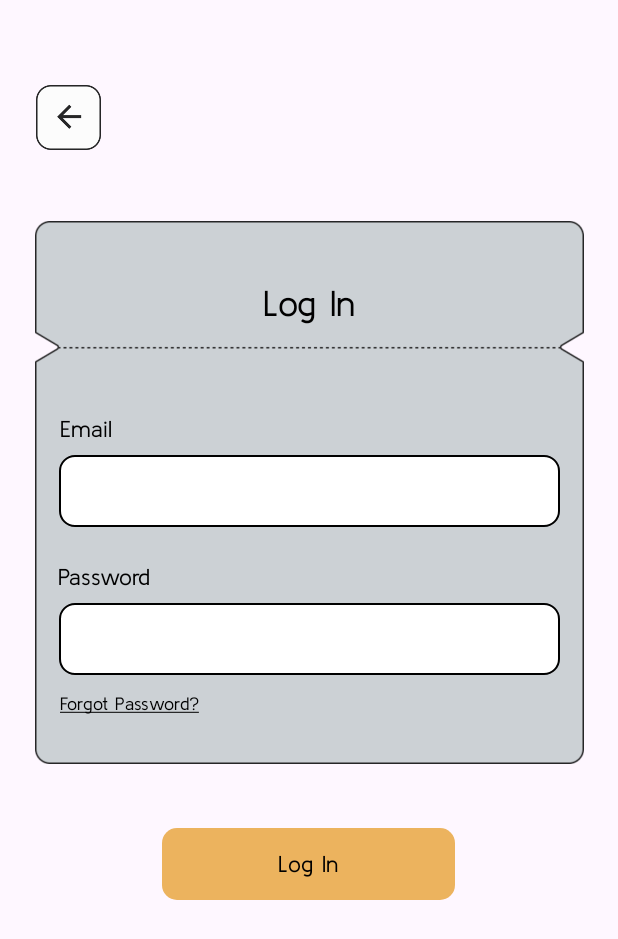
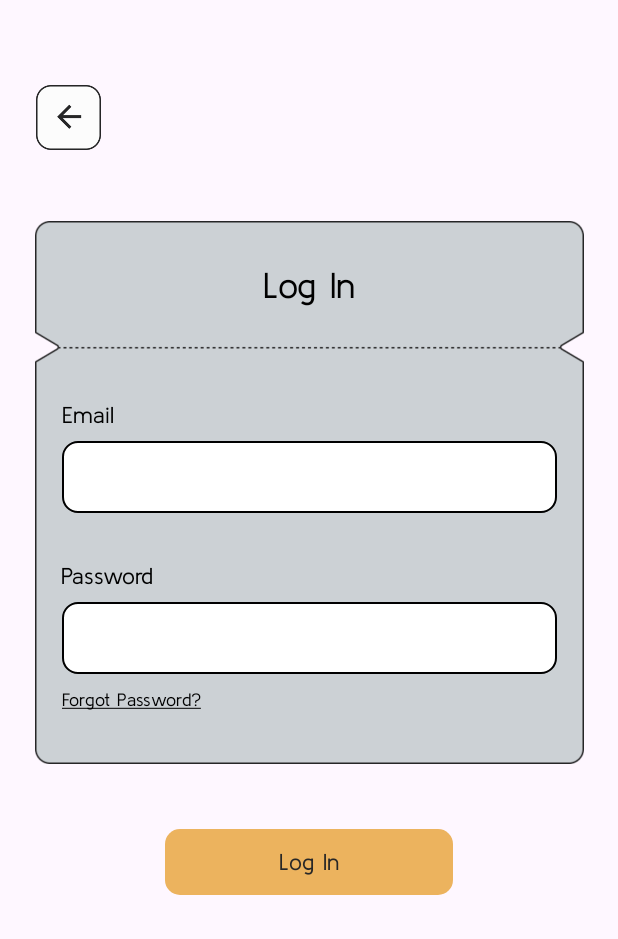
Before and after one commit to qiting2270/Comp90018-Wanderly, an Android app: the LoginActivity screen opened directly, with no data from a screen before it, on a phone screen of 412 x 824 dp. Shown: the top 939 px of the screen. Run offline under Robolectric (Android 15) with nearby library versions, the light colour scheme and no system bars; our stand-ins replace Firebase (no records; nobody signed in at launch, a user with empty details on screens opened directly).

Commit message:
fixed minor UI

```diff
--- a/Wanderly/app/src/main/res/layout/activity_login.xml
+++ b/Wanderly/app/src/main/res/layout/activity_login.xml
@@ -24,6 +24,7 @@
         android:layout_height="362dp"
         app:layout_constraintBottom_toBottomOf="parent"
         app:layout_constraintEnd_toEndOf="parent"
+        app:layout_constraintHorizontal_bias="0.5"
         app:layout_constraintStart_toStartOf="parent"
         app:layout_constraintTop_toBottomOf="@+id/back_icon"
         app:layout_constraintVertical_bias="0.13"
@@ -33,7 +34,7 @@
         android:id="@+id/textView2"
         android:layout_width="wrap_content"
         android:layout_height="wrap_content"
-        android:layout_marginTop="8dp"
+        android:layout_marginTop="-5dp"
         android:fontFamily="@font/kulim_park"
         android:text="@string/log_in"
         android:textColor="@color/black"
@@ -54,18 +55,18 @@
         android:textSize="15sp"
         app:layout_constraintBottom_toBottomOf="@+id/imageView6"
         app:layout_constraintEnd_toEndOf="@+id/imageView6"
-        app:layout_constraintHorizontal_bias="0.05"
+        app:layout_constraintHorizontal_bias="0.055"
         app:layout_constraintStart_toStartOf="@+id/imageView6"
         app:layout_constraintTop_toBottomOf="@+id/textView2"
-        app:layout_constraintVertical_bias="0.22000003" />
+        app:layout_constraintVertical_bias="0.22" />
 
     <EditText
         android:id="@+id/login_email"
         android:layout_width="0dp"
         android:layout_height="48dp"
-        android:layout_marginStart="16dp"
+        android:layout_marginStart="18dp"
         android:layout_marginTop="8dp"
-        android:layout_marginEnd="16dp"
+        android:layout_marginEnd="18dp"
         android:background="@drawable/rounded_edittext_background"
         android:inputType="textEmailAddress"
         app:layout_constraintBottom_toBottomOf="@+id/imageView6"
@@ -85,18 +86,18 @@
         android:textSize="15sp"
         app:layout_constraintBottom_toBottomOf="@+id/imageView6"
         app:layout_constraintEnd_toEndOf="@+id/imageView6"
-        app:layout_constraintHorizontal_bias="0.05"
+        app:layout_constraintHorizontal_bias="0.058"
         app:layout_constraintStart_toStartOf="@+id/imageView6"
         app:layout_constraintTop_toBottomOf="@+id/login_email"
-        app:layout_constraintVertical_bias="0.17000002" />
+        app:layout_constraintVertical_bias="0.22" />
 
     <EditText
         android:id="@+id/login_password"
         android:layout_width="0dp"
         android:layout_height="48dp"
-        android:layout_marginStart="16dp"
+        android:layout_marginStart="18dp"
         android:layout_marginTop="8dp"
-        android:layout_marginEnd="16dp"
+        android:layout_marginEnd="18dp"
         android:background="@drawable/rounded_edittext_background"
         android:inputType="textPassword"
         app:layout_constraintBottom_toBottomOf="@+id/imageView6"
@@ -116,26 +117,26 @@
         android:textSize="12sp"
         app:layout_constraintBottom_toBottomOf="@+id/imageView6"
         app:layout_constraintEnd_toEndOf="@+id/imageView6"
-        app:layout_constraintHorizontal_bias="0.062"
+        app:layout_constraintHorizontal_bias="0.065"
         app:layout_constraintStart_toStartOf="@+id/imageView6"
         app:layout_constraintTop_toBottomOf="@+id/login_password"
-        app:layout_constraintVertical_bias="0.271" />
+        app:layout_constraintVertical_bias="0.22" />
 
     <Button
         android:id="@+id/button_login"
-        android:layout_width="195dp"
-        android:layout_height="48dp"
+        android:layout_width="192dp"
+        android:layout_height="44dp"
         android:background="@drawable/button_background"
         android:fontFamily="@font/kulim_park"
         android:text="@string/log_in"
-        android:textColor="@color/black"
+        android:textColor="#272727"
         android:textSize="15sp"
         app:backgroundTint="#ECB35E"
         app:layout_constraintBottom_toBottomOf="parent"
         app:layout_constraintEnd_toEndOf="parent"
-        app:layout_constraintHorizontal_bias="0.498"
+        app:layout_constraintHorizontal_bias="0.5"
         app:layout_constraintStart_toStartOf="parent"
         app:layout_constraintTop_toBottomOf="@+id/imageView6"
-        app:layout_constraintVertical_bias="0.16000003" />
+        app:layout_constraintVertical_bias="0.16" />
 
 </androidx.constraintlayout.widget.ConstraintLayout>
```
